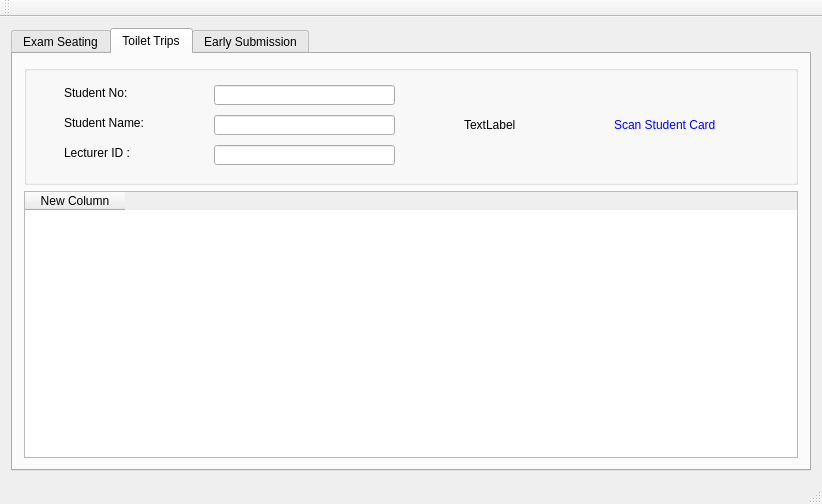
Before: the Qt Designer form mainwindow.ui in qinjie/Exam-Kiosk, drawn with Qt 5.
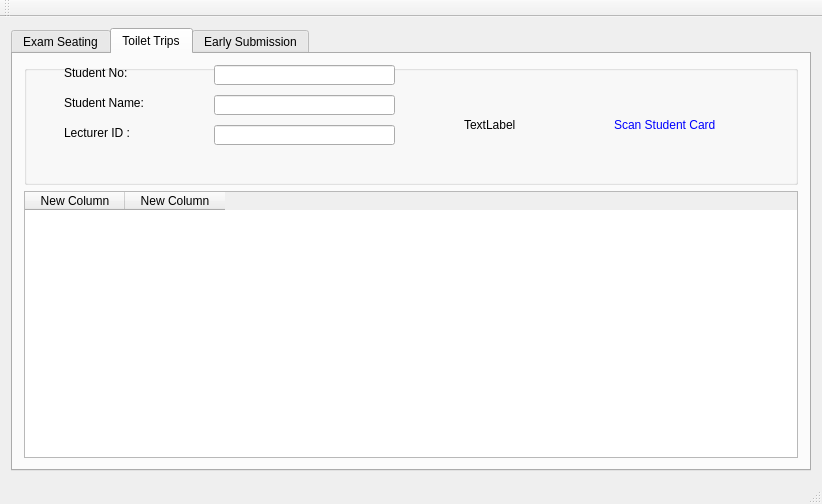
After: the same form once the commit is applied. The open tabs and pages were chosen to show the change.

Commit message: Change message notice - static message

Patch:
```diff
--- a/mainwindow.ui
+++ b/mainwindow.ui
@@ -211,7 +211,7 @@
            <property name="geometry">
             <rect>
              <x>40</x>
-             <y>50</y>
+             <y>30</y>
              <width>111</width>
              <height>16</height>
             </rect>
@@ -224,7 +224,7 @@
            <property name="geometry">
             <rect>
              <x>40</x>
-             <y>20</y>
+             <y>0</y>
              <width>91</width>
              <height>16</height>
             </rect>
@@ -237,7 +237,7 @@
            <property name="geometry">
             <rect>
              <x>190</x>
-             <y>50</y>
+             <y>30</y>
              <width>181</width>
              <height>20</height>
             </rect>
@@ -247,7 +247,7 @@
            <property name="geometry">
             <rect>
              <x>190</x>
-             <y>20</y>
+             <y>0</y>
              <width>181</width>
              <height>20</height>
             </rect>
@@ -257,7 +257,7 @@
            <property name="geometry">
             <rect>
              <x>40</x>
-             <y>80</y>
+             <y>60</y>
              <width>91</width>
              <height>16</height>
             </rect>
@@ -270,12 +270,25 @@
            <property name="geometry">
             <rect>
              <x>190</x>
-             <y>80</y>
+             <y>60</y>
              <width>181</width>
              <height>20</height>
             </rect>
            </property>
           </widget>
+          <widget class="QLabel" name="staticMessageToiletTrips">
+           <property name="geometry">
+            <rect>
+             <x>80</x>
+             <y>90</y>
+             <width>441</width>
+             <height>21</height>
+            </rect>
+           </property>
+           <property name="text">
+            <string/>
+           </property>
+          </widget>
          </widget>
         </item>
         <item>
@@ -285,6 +298,11 @@
             <string>New Column</string>
            </property>
           </column>
+          <column>
+           <property name="text">
+            <string>New Column</string>
+           </property>
+          </column>
          </widget>
         </item>
        </layout>
```
Left out of the diff: 60 changed lines with no effect on the pictures. The commit also changes 15 other files.
